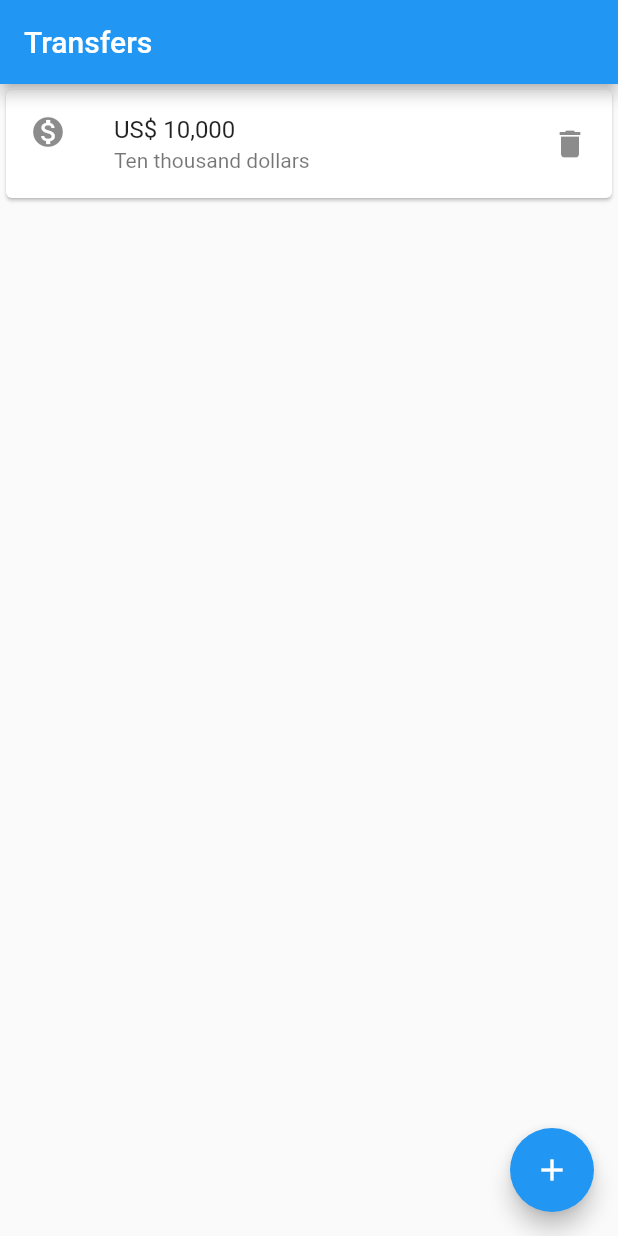
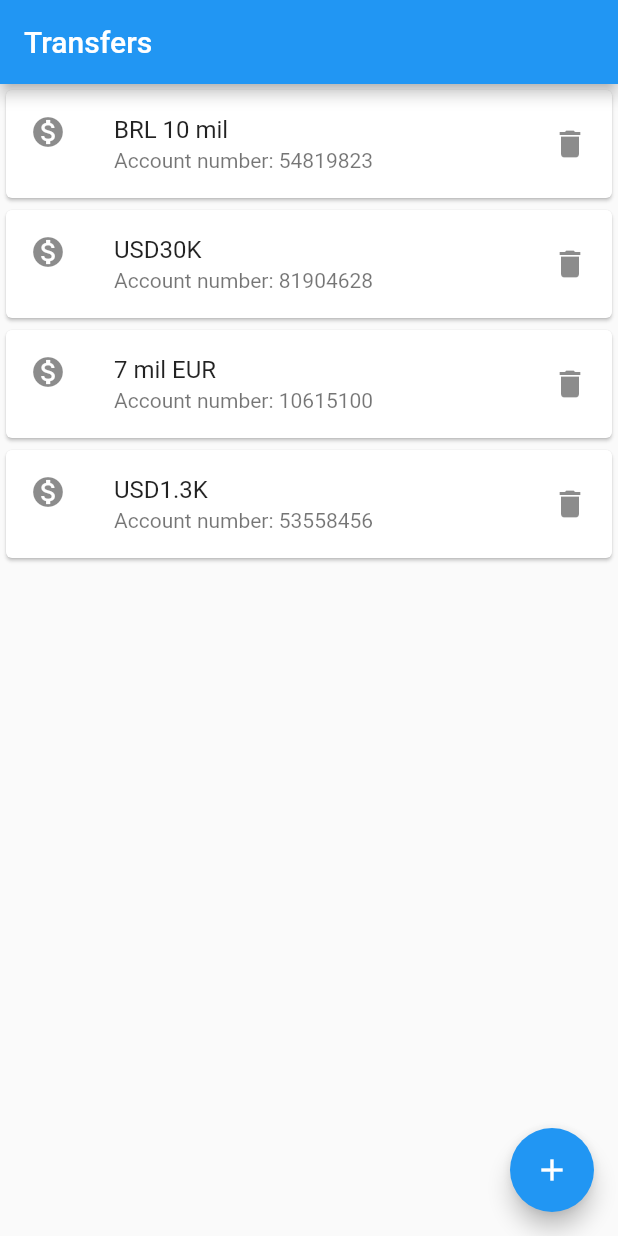
Before and after one commit to GuiMoraesDev/byte_bank, a Flutter app: the screen it shows after launch, on a phone screen of 412 x 824 dp. Run offline on Flutter 3.47's test engine with Material 2 defaults, Android fonts, the phone set to English and light mode, and no system bars.

Commit message:
refactor: split transfers elements to others files

```diff
--- a/lib/main.dart
+++ b/lib/main.dart
@@ -1,4 +1,5 @@
 import 'package:flutter/material.dart';
+import 'src/transfers_list.dart';
 
 void main() {
   runApp(
@@ -9,18 +10,7 @@ void main() {
             'Transfers',
           ),
         ),
-        body: ListView(children: const <Widget>[
-          Card(
-            child: ListTile(
-              leading: Icon(Icons.monetization_on),
-              title: Text('US\$ 10,000'),
-              subtitle: Text(
-                'Ten thousand dollars',
-              ),
-              trailing: Icon(Icons.delete),
-            ),
-          ),
-        ]),
+        body: const TransfersList(),
         floatingActionButton: const FloatingActionButton(
           child: Icon(Icons.add),
           onPressed: null,
--- /dev/null
+++ b/lib/src/transfer_card.dart
@@ -0,0 +1,32 @@
+import 'package:flutter/material.dart';
+import 'package:intl/intl.dart';
+
+class TransfersCard extends StatelessWidget {
+  final double value;
+  final String locale;
+  final int accountNumber;
+
+  const TransfersCard(
+      {Key? key,
+      required this.value,
+      this.locale = 'en',
+      required this.accountNumber})
+      : super(key: key);
+
+  @override
+  Widget build(BuildContext context) {
+    var _formattedNumber =
+        NumberFormat.compactCurrency(locale: locale).format(value);
+
+    return Card(
+      child: ListTile(
+        leading: const Icon(Icons.monetization_on),
+        title: Text(_formattedNumber.toString()),
+        subtitle: Text(
+          "Account number: " + accountNumber.toString(),
+        ),
+        trailing: const Icon(Icons.delete),
+      ),
+    );
+  }
+}
--- /dev/null
+++ b/lib/src/transfers_list.dart
@@ -0,0 +1,19 @@
+import 'package:flutter/material.dart';
+
+import './transfer_card.dart';
+
+class TransfersList extends StatelessWidget {
+  const TransfersList({Key? key}) : super(key: key);
+
+  @override
+  Widget build(BuildContext context) {
+    return ListView(
+      children: const <Widget>[
+        TransfersCard(value: 10000, locale: 'pt_BR', accountNumber: 54819823),
+        TransfersCard(value: 30000, accountNumber: 81904628),
+        TransfersCard(value: 7000, locale: 'pt_PT', accountNumber: 10615100),
+        TransfersCard(value: 1300, accountNumber: 53558456),
+      ],
+    );
+  }
+}
--- a/pubspec.yaml
+++ b/pubspec.yaml
@@ -27,6 +27,7 @@ environment:
 # the latest version available on pub.dev. To see which dependencies have newer
 # versions available, run `flutter pub outdated`.
 dependencies:
+  intl: ^0.17.0
   flutter:
     sdk: flutter
 
```
Also changed, not shown: pubspec.lock.
